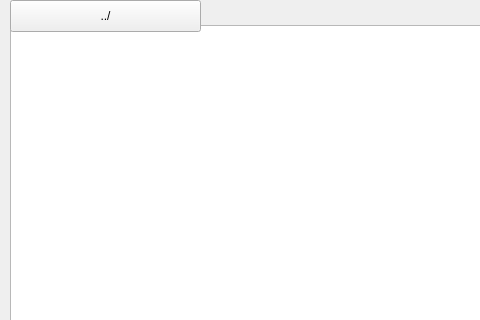
Qt form FileManager/mainwindow.ui (RickSanj/file_manager) before a commit; both pictures show x 0 to 480 and y 0 to 320 of the 800 by 600 pixel window.
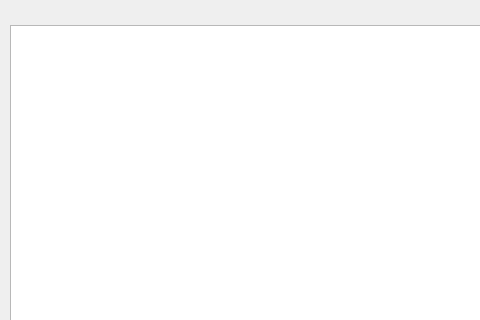
The same form after that commit.

Commit message: Remove parent dir button

The edit to the form file:
```diff
--- a/FileManager/mainwindow.ui
+++ b/FileManager/mainwindow.ui
@@ -60,19 +60,6 @@
      </rect>
     </property>
    </widget>
-   <widget class="QPushButton" name="buttonParentDir">
-    <property name="geometry">
-     <rect>
-      <x>10</x>
-      <y>0</y>
-      <width>191</width>
-      <height>32</height>
-     </rect>
-    </property>
-    <property name="text">
-     <string>../</string>
-    </property>
-   </widget>
   </widget>
   <widget class="QMenuBar" name="menubar">
    <property name="geometry">
```
Left out of the diff: 2 changed lines with no effect on the pictures. The commit also changes 2 other files.
